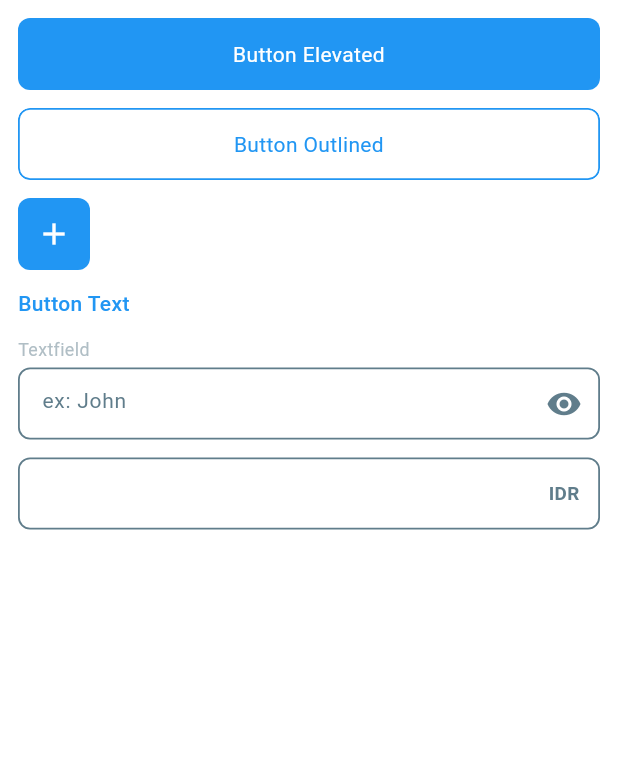
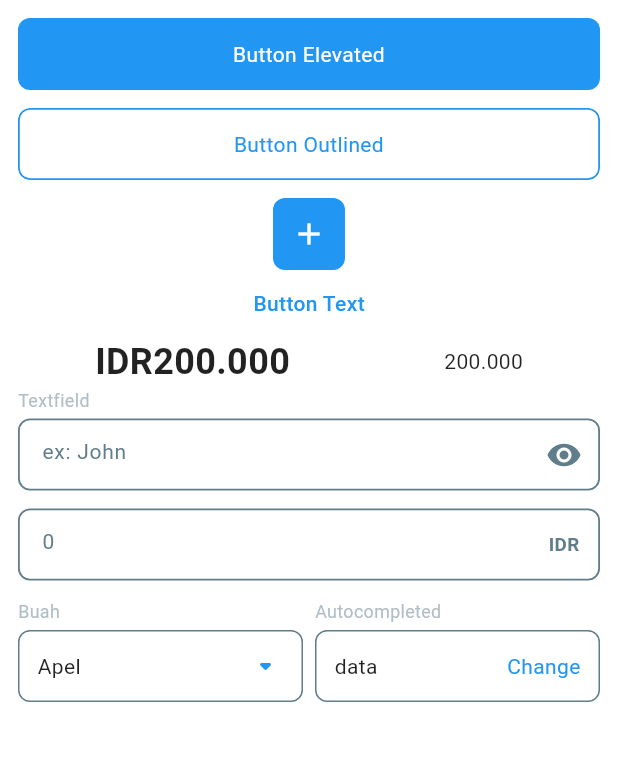
Before and after one commit to mohbasirudin/x_ui, a Flutter app: the screen it shows after launch, on a phone screen of 412 x 824 dp, the part 84-845 px from its top. Run offline on Flutter 3.47's test engine with Material 3 defaults, Android fonts, the phone set to English and light mode, and no system bars.

Commit message:
autocompleted

```diff
--- a/example/lib/home.dart
+++ b/example/lib/home.dart
@@ -1,10 +1,14 @@
+import 'package:bee_ui/extension/dynamic.dart';
 import 'package:bee_ui/extension/widget.dart';
 import 'package:bee_ui/helper/padding.dart';
 import 'package:bee_ui/view/button/elevated.dart';
 import 'package:bee_ui/view/button/icon_data.dart';
 import 'package:bee_ui/view/button/outlined.dart';
 import 'package:bee_ui/view/button/text.dart';
+import 'package:bee_ui/view/filed/autocompleted.dart';
 import 'package:bee_ui/view/filed/textfield.dart';
+import 'package:bee_ui/view/others/gap.dart';
+import 'package:bee_ui/view/text/text.dart';
 import 'package:flutter/material.dart';
 
 class PageHome extends StatefulWidget {
@@ -17,6 +21,30 @@ class PageHome extends StatefulWidget {
 class _PageHomeState extends State<PageHome> {
   final fnField = FocusNode();
   final conField = TextEditingController();
+
+  var buahValue = "Apel";
+  var data = [
+    'Apel',
+    'Jeruk',
+    'Pisang',
+    'Mangga',
+    'Anggur',
+    'Semangka',
+    'Pepaya',
+    'Nanas',
+    'Stroberi',
+    'Kiwi',
+    'Melon',
+    'Durian',
+    'Rambutan',
+    'Salak',
+    'Sirsak',
+    'Manggis',
+    'Ceri',
+    'Leci',
+    'Alpukat',
+    'Jambu'
+  ];
 
   @override
   Widget build(BuildContext context) {
@@ -39,6 +67,7 @@ class _PageHomeState extends State<PageHome> {
             padding: paddingBottom(),
           ),
           Row(
+            mainAxisAlignment: MainAxisAlignment.spaceAround,
             children: [
               BeeButtonIcon(
                 Icons.add,
@@ -50,8 +79,21 @@ class _PageHomeState extends State<PageHome> {
             "Button Text",
             onTap: () {},
             padding: paddingBottom(),
+          ).center(),
+          Row(
+            mainAxisAlignment: MainAxisAlignment.spaceAround,
+            children: [
+              BeeText(
+                "200000".toCurrency(),
+                fontWeight: FontWeight.w600,
+                fontSize: 24,
+              ),
+              BeeText(
+                "200000".toDecimal(),
+              ),
+            ],
           ),
-          BeeTextfield(
+          BeeTextField(
             label: "Textfield",
             borderRadius: 8,
             padding: paddingBottom(),
@@ -61,11 +103,33 @@ class _PageHomeState extends State<PageHome> {
             sufficIcon: Icons.visibility,
             onChanged: (v) {},
           ),
-          BeeTextfield(
+          BeeTextField(
             borderRadius: 8,
             padding: paddingBottom(),
             sufficText: "IDR",
+            type: TextInputType.number,
           ),
+          Row(
+            children: [
+              BeeAutocompleted(
+                label: "Buah",
+                value: buahValue,
+                data: data,
+                onChanged: (value) {
+                  buahValue = value;
+                  setState(() {});
+                },
+              ).expanded(),
+              const Gap(),
+              BeeAutocompleted(
+                label: "Autocompleted",
+                value: "data",
+                buttonText: "Change",
+                data: data,
+                onChanged: (value) {},
+              ).expanded(),
+            ],
+          ).padding(paddingBottom()),
         ],
       ),
     );
--- a/lib/extension/widget.dart
+++ b/lib/extension/widget.dart
@@ -15,6 +15,10 @@ extension ExtWidget on Widget {
       visible: value,
       child: this,
     );
+  }
+
+  Expanded expanded(){
+    return Expanded(child: this);
   }
 
   Widget onTapAnimation(
--- /dev/null
+++ b/lib/helper/formatter/decimal.dart
@@ -0,0 +1,42 @@
+import 'package:bee_ui/extension/dynamic.dart';
+import 'package:bee_ui/helper/func.dart';
+import 'package:flutter/services.dart';
+
+class DecimalFormatter extends TextInputFormatter {
+  final bool isMinus;
+
+  DecimalFormatter({this.isMinus = false});
+
+  final _value = const TextEditingValue();
+
+  @override
+  TextEditingValue formatEditUpdate(
+    TextEditingValue oldValue, // unused.
+    TextEditingValue newValue,
+  ) {
+    var data = newValue.text;
+    var cursorPos = 0;
+
+    if (",".allMatches(data).length > 1) {
+      data = oldValue.text;
+      _value.copyWith(text: data);
+      cursorPos = _value.selection.base.offset;
+    } else {
+      cursorPos = newValue.selection.base.offset;
+    }
+    data = isMinus ? "-$data" : data;
+
+    // var listData = data.split(",");
+    // if (listData.length > 1) {
+    //   data = "${listData[0].toDecimal()},${listData[1]}";
+    // } else {
+    //   data = listData[0].toDecimal();
+    // }
+    cursorPos = isMinus ? cursorPos + 1 : cursorPos;
+
+    return TextEditingValue(
+      text: data,
+      selection: TextSelection.collapsed(offset: cursorPos),
+    );
+  }
+}
--- a/lib/helper/padding.dart
+++ b/lib/helper/padding.dart
@@ -28,6 +28,22 @@ EdgeInsets paddingSymmetric({
   );
 }
 
+EdgeInsets paddingHorizontal({
+  double? value,
+}) {
+  return EdgeInsets.symmetric(
+    horizontal: value ?? _padding,
+  );
+}
+
+EdgeInsets paddingVertical({
+  required double? value,
+}) {
+  return EdgeInsets.symmetric(
+    vertical: value ?? _padding,
+  );
+}
+
 EdgeInsets paddingAll({double? value}) {
   return EdgeInsets.all(value ?? _padding);
 }
--- /dev/null
+++ b/lib/view/filed/autocompleted.dart
@@ -0,0 +1,237 @@
+import 'package:bee_ui/extension/number.dart';
+import 'package:bee_ui/extension/string.dart';
+import 'package:bee_ui/extension/widget.dart';
+import 'package:bee_ui/helper/func.dart';
+import 'package:bee_ui/helper/helper.dart';
+import 'package:bee_ui/helper/padding.dart';
+import 'package:bee_ui/helper/radius.dart';
+import 'package:bee_ui/view/button/close.dart';
+import 'package:bee_ui/view/filed/textfield.dart';
+import 'package:bee_ui/view/list/separated.dart';
+import 'package:bee_ui/view/others/label_field.dart';
+import 'package:bee_ui/view/text/text.dart';
+import 'package:flutter/material.dart';
+
+class BeeAutocompleted extends StatefulWidget {
+  final String label;
+  final String value;
+  final EdgeInsets? padding;
+  final String? buttonText;
+  final bool enabled;
+  final Color? buttonColor;
+  final List<String> data;
+  final Function(String value) onChanged;
+
+  const BeeAutocompleted({
+    this.label = "",
+    this.value = "",
+    this.padding,
+    this.buttonText,
+    this.enabled = true,
+    this.buttonColor,
+    required this.data,
+    required this.onChanged,
+    super.key,
+  });
+
+  @override
+  State<BeeAutocompleted> createState() => _BeeAutocompletedState();
+}
+
+class _BeeAutocompletedState extends State<BeeAutocompleted> {
+  final _helper = Helper();
+  var data = <String>[];
+
+  @override
+  void initState() {
+    // TODO: implement initState
+    super.initState();
+
+    data = widget.data;
+  }
+
+  @override
+  Widget build(BuildContext context) {
+    var enabled = widget.enabled;
+    var buttonColor = widget.buttonColor ?? _helper.getPrimaryColor();
+    var color = enabled ? buttonColor : _helper.getDisabledColor();
+
+    Widget icon = Icon(
+      Icons.arrow_drop_down_rounded,
+      color: color,
+    );
+    if (widget.buttonText != null) {
+      icon = BeeText(
+        widget.buttonText ?? "",
+        color: color,
+        fontSize: 14,
+      );
+    }
+
+    return Column(
+      mainAxisAlignment: MainAxisAlignment.start,
+      crossAxisAlignment: CrossAxisAlignment.start,
+      children: [
+        CLabelField(widget.label),
+        Container(
+          height: _helper.getButtonHeight(),
+          padding: paddingHorizontal(),
+          decoration: BoxDecoration(
+            borderRadius: radiusAll(),
+            border: Border.all(
+              color: _helper.getOutlinedColor(),
+            ),
+          ),
+          child: Row(
+            children: [
+              BeeText(widget.value).expanded(),
+              icon,
+            ],
+          ),
+        ),
+      ],
+    )
+        .onTap(
+          () {
+            showModalBottomSheet(
+              context: context,
+              isScrollControlled: true,
+              useSafeArea: true,
+              isDismissible: false,
+              builder: (context) => _Menu(
+                widget.label,
+                data,
+                _helper,
+                widget.value,
+                onChanged: widget.onChanged,
+              ),
+            );
+          },
+        )
+        .padding(widget.padding)
+        .show(data.isNotEmpty);
+  }
+}
+
+class _Menu extends StatefulWidget {
+  final String label;
+  final List<String> data;
+  final Helper helper;
+  final String value;
+  final Function(String value) onChanged;
+
+  const _Menu(
+    this.label,
+    this.data,
+    this.helper,
+    this.value, {
+    required this.onChanged,
+    super.key,
+  });
+
+  @override
+  State<_Menu> createState() => _MenuState();
+}
+
+class _MenuState extends State<_Menu> {
+  late Helper helper;
+  var data = <String>[], dataSearch = <String>[];
+
+  @override
+  void initState() {
+    // TODO: implement initState
+    super.initState();
+
+    data = widget.data;
+    helper = widget.helper;
+    logs(name: "auto", message: data);
+  }
+
+  void _setData(String search) {
+    search = search.lower();
+    if (dataSearch.isNotEmpty) dataSearch.clear();
+
+    if (search.isNotEmpty) {
+      for (var i = 0; i < data.length; i++) {
+        var d = data[i];
+        logs(name: "search", message: "$d == $search");
+        if (d.lower().contains(search)) {
+          dataSearch.add(d);
+        }
+      }
+    }
+    setState(() {});
+  }
+
+  @override
+  Widget build(BuildContext context) {
+    return Scaffold(
+      appBar: AppBar(
+        automaticallyImplyLeading: false,
+        title: BeeText(
+          widget.label.isNotEmpty ? widget.label : "Menu",
+          maxLines: 1,
+          fontWeight: FontWeight.w700,
+          fontSize: 20,
+        ),
+        actions: const [
+          BeeButtonClose(),
+        ],
+      ),
+      body: Column(
+        children: [
+          BeeTextField(
+            hint: "Search",
+            borderRadius: 8,
+            onChanged: _setData,
+            padding: paddingAll(),
+          ),
+          BeeListSeparated(
+            count: dataSearch.length,
+            itemBuilder: (_, index) => _item(index),
+            padding: paddingAll(),
+          ).expanded(),
+        ],
+      ),
+    );
+  }
+
+  Widget _item(int index) {
+    var selected = dataSearch[index].lower() == widget.value.lower();
+    var outlinedColor =
+        selected ? helper.getPrimaryColor() : helper.getOutlinedColor();
+    return Container(
+      padding: paddingSymmetric(
+        vertical: 4,
+        horizontal: 8,
+      ),
+      decoration: BoxDecoration(
+        color: selected ? helper.getPrimaryColor() : Colors.white,
+        borderRadius: radiusAll(),
+        border: Border.all(
+          color: outlinedColor.withOpacity(0.5),
+          width: helper.getOutlinedSize().scale(0.75),
+        ),
+      ),
+      child: Row(
+        children: [
+          BeeText(
+            dataSearch[index],
+            color: selected ? Colors.white : helper.getTextColor(),
+          ).expanded(),
+          Icon(
+            Icons.arrow_right,
+            size: 14,
+            color: selected ? Colors.white : outlinedColor,
+          ),
+        ],
+      ),
+    ).onTap(
+      () {
+        if (selected) return;
+        widget.onChanged(dataSearch[index]);
+        Navigator.pop(context);
+      },
+    );
+  }
+}
--- a/lib/view/filed/textfield.dart
+++ b/lib/view/filed/textfield.dart
@@ -1,13 +1,15 @@
 import 'package:bee_ui/extension/number.dart';
 import 'package:bee_ui/extension/widget.dart';
+import 'package:bee_ui/helper/formatter/decimal.dart';
 import 'package:bee_ui/helper/helper.dart';
 import 'package:bee_ui/helper/padding.dart';
 import 'package:bee_ui/helper/radius.dart';
 import 'package:bee_ui/view/others/label_field.dart';
 import 'package:bee_ui/view/text/text.dart';
 import 'package:flutter/material.dart';
+import 'package:flutter/services.dart';
 
-class BeeTextfield extends StatefulWidget {
+class BeeTextField extends StatefulWidget {
   final TextEditingController? controller;
   final EdgeInsets? padding;
   final String label;
@@ -17,11 +19,11 @@ class BeeTextfield extends StatefulWidget {
   final TextInputAction? action;
   final TextInputType? type;
   final Function(String v)? onChanged;
-  final String hint;
+  final String? hint;
   final IconData? sufficIcon;
   final String? sufficText;
 
-  const BeeTextfield({
+  const BeeTextField({
     this.controller,
     this.padding,
     this.label = "",
@@ -31,17 +33,17 @@ class BeeTextfield extends StatefulWidget {
     this.action,
     this.type,
     this.onChanged,
-    this.hint = "",
+    this.hint,
     this.sufficIcon,
     this.sufficText,
     super.key,
   });
 
   @override
-  State<BeeTextfield> createState() => _BeeTextfieldState();
+  State<BeeTextField> createState() => _BeeTextFieldState();
 }
 
-class _BeeTextfieldState extends State<BeeTextfield> {
+class _BeeTextFieldState extends State<BeeTextField> {
   final _helper = Helper();
   FocusNode? focusNode;
   var hasFocus = false;
@@ -69,6 +71,7 @@ class _BeeTextfieldState extends State<BeeTextfield> {
     var fontSize = _helper.getFontSize();
     var color =
         hasFocus ? _helper.getPrimaryColor() : _helper.getOutlinedColor();
+    var hint = "";
 
     Widget? sufficIcon;
     if (widget.sufficIcon != null) {
@@ -80,6 +83,19 @@ class _BeeTextfieldState extends State<BeeTextfield> {
         ),
       );
     }
+
+    var isNumber = widget.type == TextInputType.number;
+    var formatters = <TextInputFormatter>[];
+    if (isNumber) {
+      formatters = [
+        FilteringTextInputFormatter.allow(RegExp("[0-9,]")),
+        DecimalFormatter(),
+      ];
+      hint = widget.hint ?? "0";
+    } else {
+      hint = widget.hint ?? "";
+    }
+
     if (widget.sufficText != null) {
       sufficIcon = IconButton(
         onPressed: null,
@@ -108,10 +124,11 @@ class _BeeTextfieldState extends State<BeeTextfield> {
           textInputAction: widget.action,
           style: _textStyle(color: _helper.getTextColor()),
           onChanged: widget.onChanged,
+          inputFormatters: formatters,
           decoration: InputDecoration(
             isCollapsed: true,
             contentPadding: paddingAll(),
-            hintText: widget.hint,
+            hintText: hint,
             hintStyle: _textStyle(color: _helper.getOutlinedColor()),
             suffixIcon: sufficIcon,
             // suffix: Icon(Icons.add),
--- a/lib/view/others/gap.dart
+++ b/lib/view/others/gap.dart
@@ -5,7 +5,7 @@ class Gap extends StatelessWidget {
 
   @override
   Widget build(BuildContext context) {
-    var size = 12.0;
+    var size = 8.0;
     return SizedBox(
       width: size,
       height: size,
--- a/pubspec.yaml
+++ b/pubspec.yaml
@@ -11,11 +11,7 @@ dependencies:
   flutter:
     sdk: flutter
   plugin_platform_interface: ^2.0.2
-
-#  flutter_masked_text2: ^0.9.1
-#  intl: ^0.19.0
-#  currency_text_input_formatter: ^2.2.3
-#  shared_preferences: ^2.2.3
+  intl: ^0.19.0
 
 dev_dependencies:
   flutter_test:
```
Also changed, not shown: lib/extension/dynamic.dart (added, +27 -0 lines), lib/extension/string.dart (added, +17 -0 lines), lib/view/button/close.dart (added, +20 -0 lines), lib/view/list/separated.dart (added, +40 -0 lines), example/pubspec.lock.
